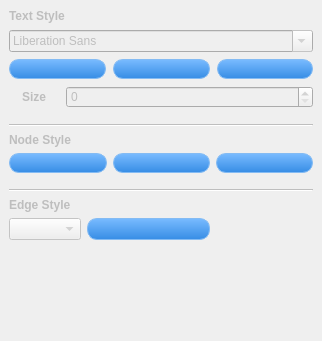
Qt form forms/propertytab.ui (babmukgohazo/pmind) before a commit.
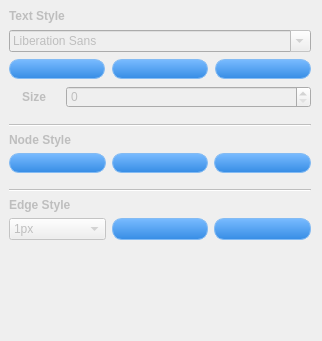
The same form after that commit.

Diff of the .ui file:
```diff
--- a/forms/propertytab.ui
+++ b/forms/propertytab.ui
@@ -53,7 +53,7 @@
 	font-style:normal;
 	line-height:45px;
 	height:18px;
-	width:300px;
+	width:94px;
 	text-decoration:none;
 	text-align:center;
 }
@@ -122,10 +122,7 @@
          </sizepolicy>
         </property>
         <property name="font">
-         <font>
-          <weight>50</weight>
-          <bold>false</bold>
-         </font>
+         <font/>
         </property>
        </widget>
       </item>
@@ -264,6 +261,9 @@
         </item>
         <item>
          <widget class="QPushButton" name="roundRecButton">
+          <property name="enabled">
+           <bool>false</bool>
+          </property>
           <property name="sizePolicy">
            <sizepolicy hsizetype="Preferred" vsizetype="Preferred">
             <horstretch>0</horstretch>
@@ -301,6 +301,9 @@
     </item>
     <item>
      <layout class="QVBoxLayout" name="verticalLayout_4">
+      <property name="bottomMargin">
+       <number>10</number>
+      </property>
       <item>
        <widget class="QLabel" name="label_4">
         <property name="font">
@@ -315,18 +318,45 @@
        </widget>
       </item>
       <item>
-       <layout class="QHBoxLayout" name="horizontalLayout_4" stretch="1,1,1">
+       <layout class="QHBoxLayout" name="horizontalLayout_4" stretch="0,0,0">
         <item>
-         <widget class="QComboBox" name="lineWidthComboBox">
-          <property name="enabled">
-           <bool>false</bool>
+         <widget class="QComboBox" name="lineWidthCombo">
+          <property name="currentText">
+           <string>2px</string>
           </property>
+          <item>
+           <property name="text">
+            <string>1px</string>
+           </property>
+          </item>
+          <item>
+           <property name="text">
+            <string>2px</string>
+           </property>
+          </item>
+          <item>
+           <property name="text">
+            <string>3px</string>
+           </property>
+          </item>
+          <item>
+           <property name="text">
+            <string>4px</string>
+           </property>
+          </item>
+         </widget>
+        </item>
+        <item>
+         <widget class="QPushButton" name="dashLineButton">
           <property name="sizePolicy">
            <sizepolicy hsizetype="Preferred" vsizetype="Preferred">
             <horstretch>0</horstretch>
             <verstretch>0</verstretch>
            </sizepolicy>
           </property>
+          <property name="text">
+           <string/>
+          </property>
          </widget>
         </item>
         <item>
@@ -342,22 +372,6 @@
           </property>
          </widget>
         </item>
-        <item>
-         <spacer name="horizontalSpacer">
-          <property name="orientation">
-           <enum>Qt::Horizontal</enum>
-          </property>
-          <property name="sizeType">
-           <enum>QSizePolicy::Fixed</enum>
-          </property>
-          <property name="sizeHint" stdset="0">
-           <size>
-            <width>103</width>
-            <height>19</height>
-           </size>
-          </property>
-         </spacer>
-        </item>
        </layout>
       </item>
      </layout>
```
Left out of the diff: 2 changed lines with no effect on the pictures.
